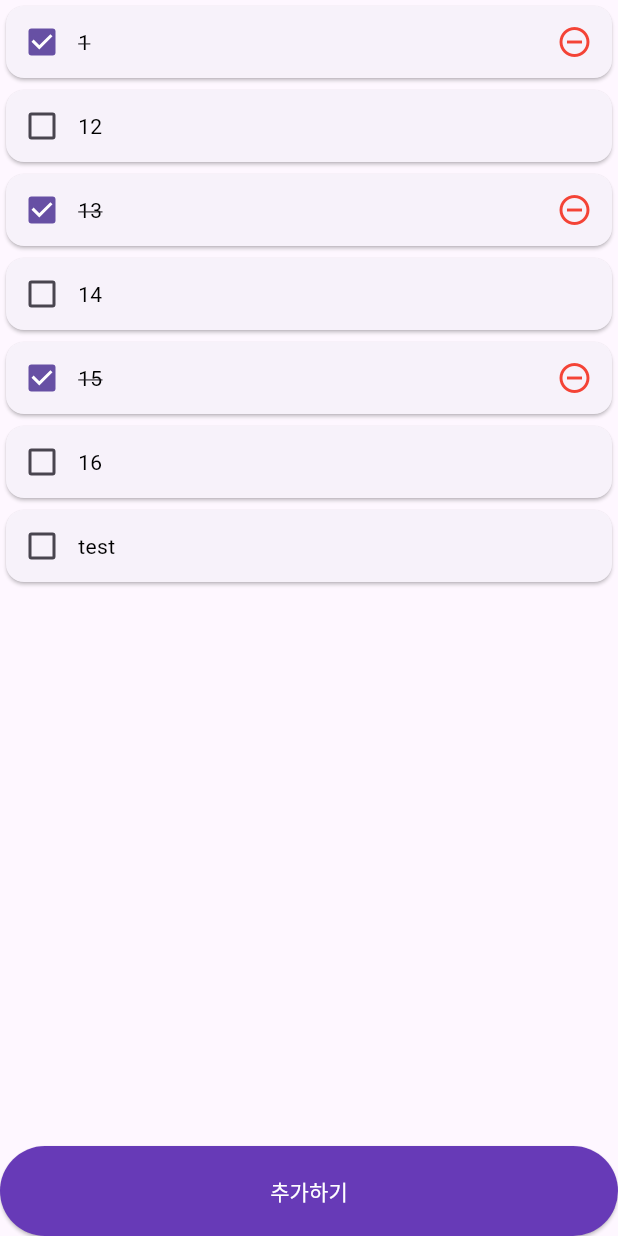
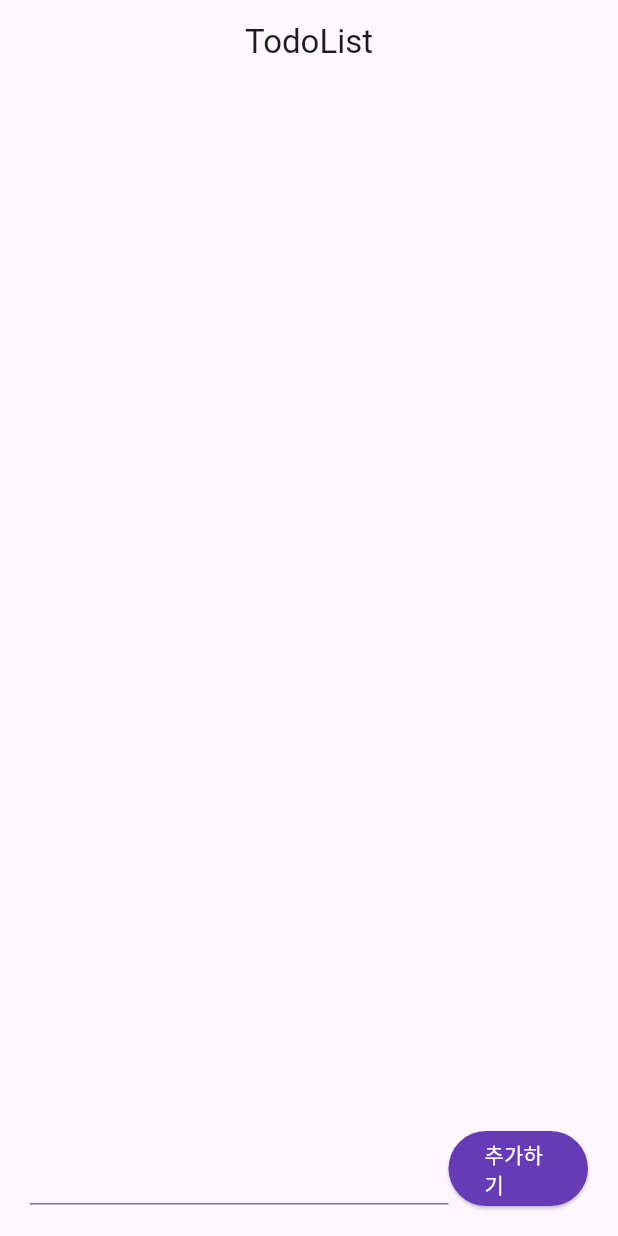
Before and after one commit to monet2155/codereview_todo_list, a Flutter app: the screen it shows after launch, after a tap on "추가하기", on a phone screen of 412 x 824 dp. Run offline on Flutter 3.47's test engine with Material 3 defaults, Android fonts, the phone set to English and light mode, and no system bars.

Commit message:
feat: 할일 입력받기

```diff
--- a/lib/screen/home/home_page.dart
+++ b/lib/screen/home/home_page.dart
@@ -12,18 +12,13 @@ class HomePage extends StatefulWidget {
 }
 
 class _HomePageState extends State<HomePage> {
-  List<ToDoModel> todoList = [
-    ToDoModel('1', true),
-    ToDoModel('12', false),
-    ToDoModel('13', true),
-    ToDoModel('14', false),
-    ToDoModel('15', true),
-    ToDoModel('16', false),
-  ];
+  final TextEditingController _controller = TextEditingController();
+  List<ToDoModel> todoList = [];
 
   @override
   Widget build(BuildContext context) {
     return Scaffold(
+      appBar: AppBar(centerTitle: true, title: Text("TodoList")),
       body: SafeArea(
         child: Column(
           mainAxisAlignment: MainAxisAlignment.spaceEvenly,
@@ -43,17 +38,31 @@ class _HomePageState extends State<HomePage> {
                 },
               ),
             ),
-            SizedBox(
-              height: 60,
+            Padding(
+              padding: EdgeInsets.all(20),
+              child: Row(
+                children: [
+                  Expanded(flex: 3, child: TextField(controller: _controller, onChanged: (value) => _controller.text = value)),
+                  Expanded(
+                    flex: 1,
+                    child: SizedBox(
+                      height: 50,
                       width: double.infinity,
                       child: ElevatedButton(
                         style: ButtonStyle(backgroundColor: WidgetStatePropertyAll(Colors.deepPurple)),
                         onPressed: () {
                           setState(() {
-                    todoList.add(ToDoModel('test', false));
+                            if (_controller.text.isNotEmpty) {
+                              todoList.add(ToDoModel(_controller.text, false));
+                              _controller.clear();
+                            }
                           });
                         },
                         child: Text("추가하기", style: TextStyle(color: Colors.white)),
+                      ),
+                    ),
+                  ),
+                ],
               ),
             ),
           ],
```
Lines whose indentation alone changed are shown as unchanged.
